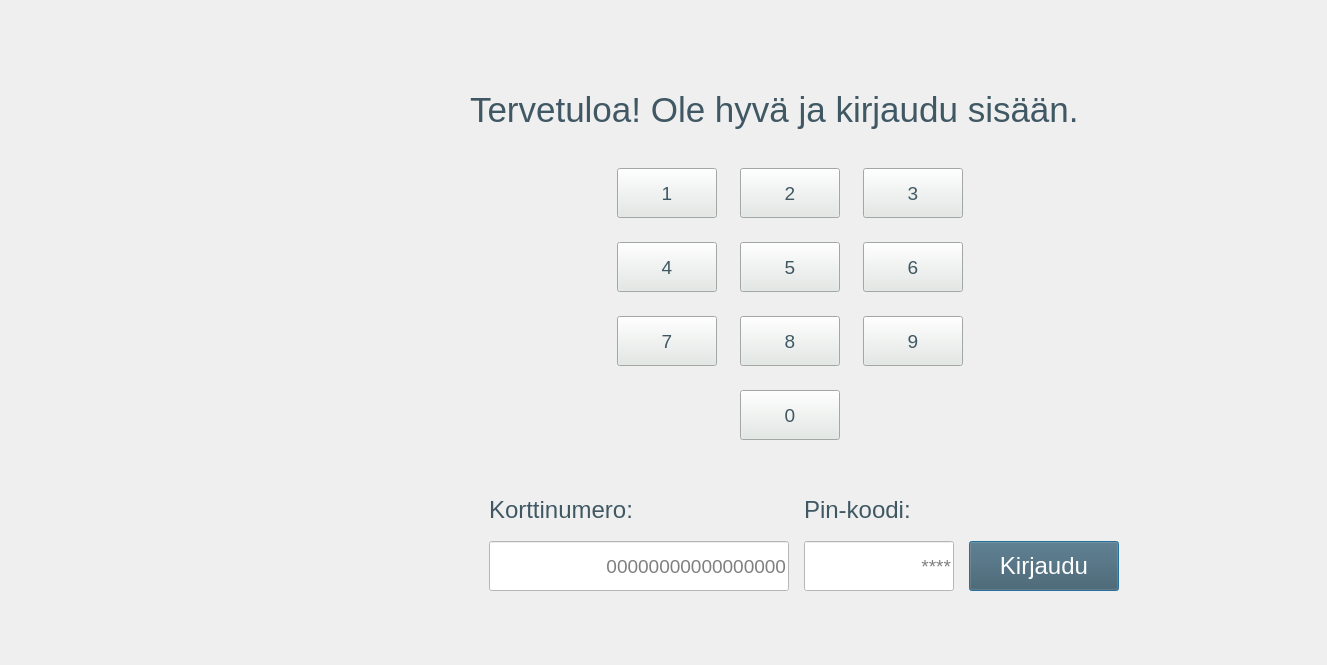
Kuljuho/Bankautomat-ATM, file bank-automat/kirjaudusisaan.ui: the form before one commit.
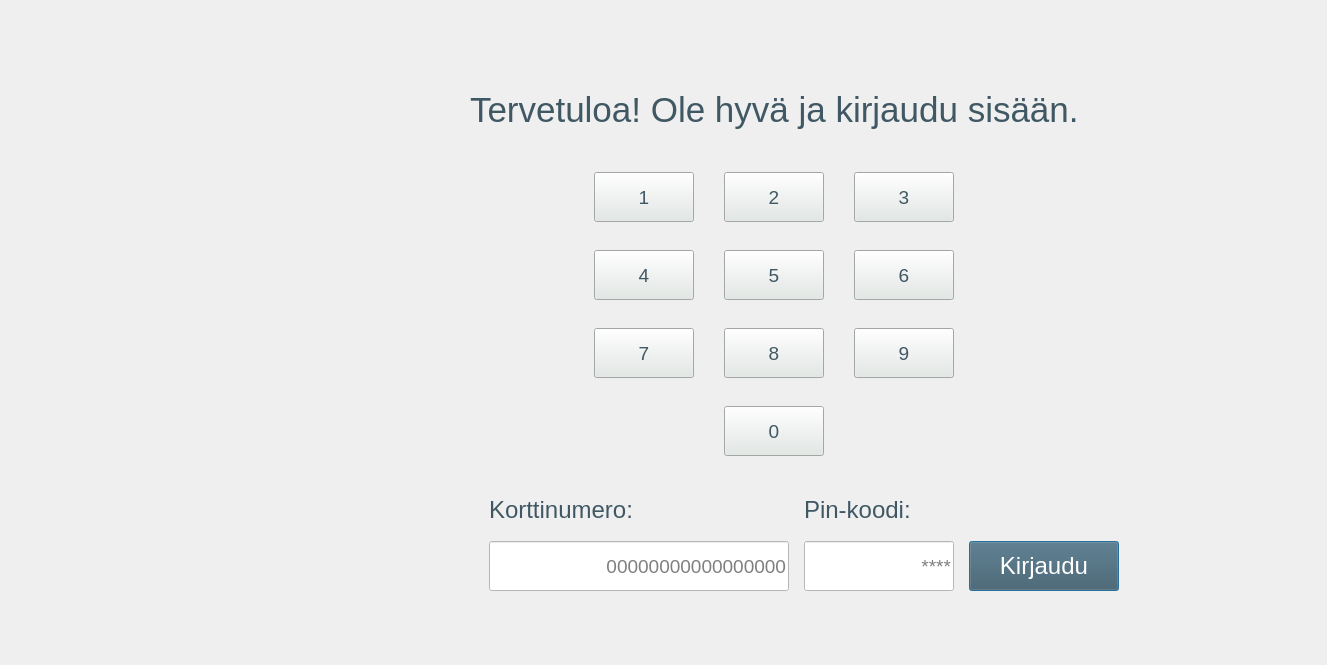
The form after the commit. Icons and pictures are not drawn.

Patch:
```diff
--- a/bank-automat/kirjaudusisaan.ui
+++ b/bank-automat/kirjaudusisaan.ui
@@ -424,13 +424,13 @@
     </item>
    </layout>
   </widget>
-  <widget class="QWidget" name="">
+  <widget class="QWidget" name="layoutWidget">
    <property name="geometry">
     <rect>
-     <x>600</x>
+     <x>570</x>
      <y>150</y>
-     <width>381</width>
-     <height>311</height>
+     <width>411</width>
+     <height>331</height>
     </rect>
    </property>
    <layout class="QGridLayout" name="gridLayout_2">
```
Left out of the diff: 20 changed lines with no effect on the pictures.
